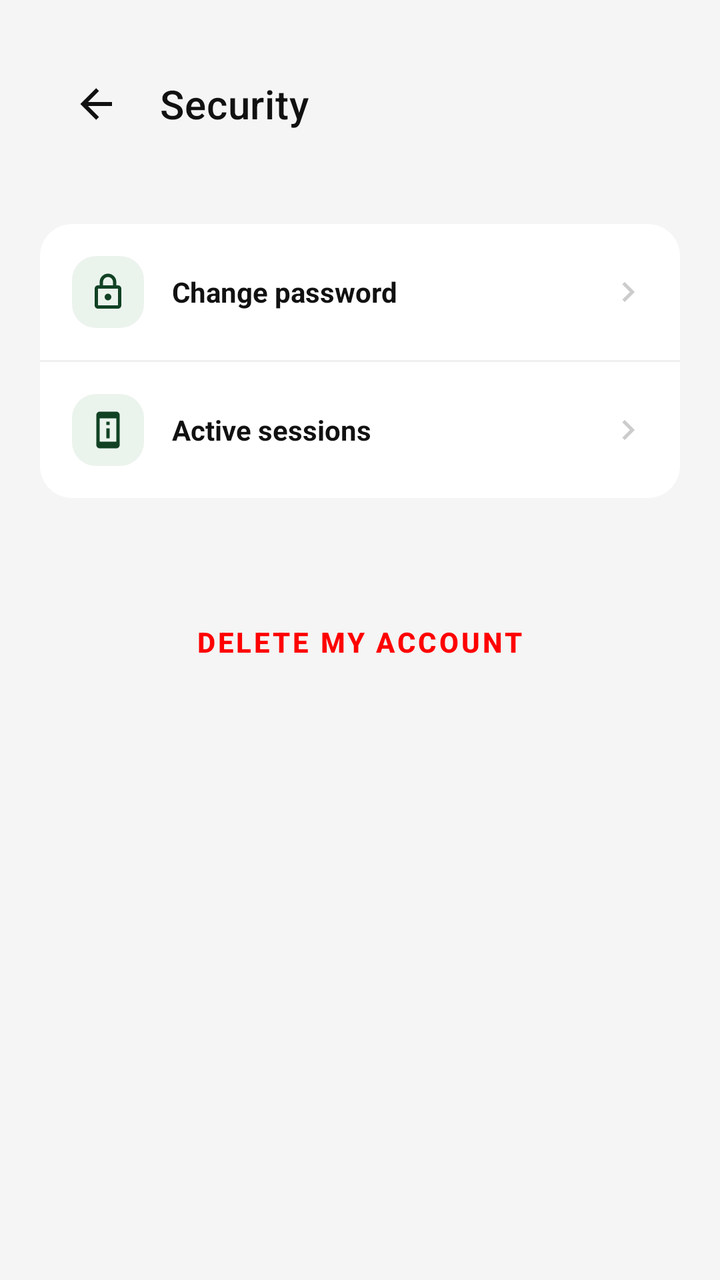
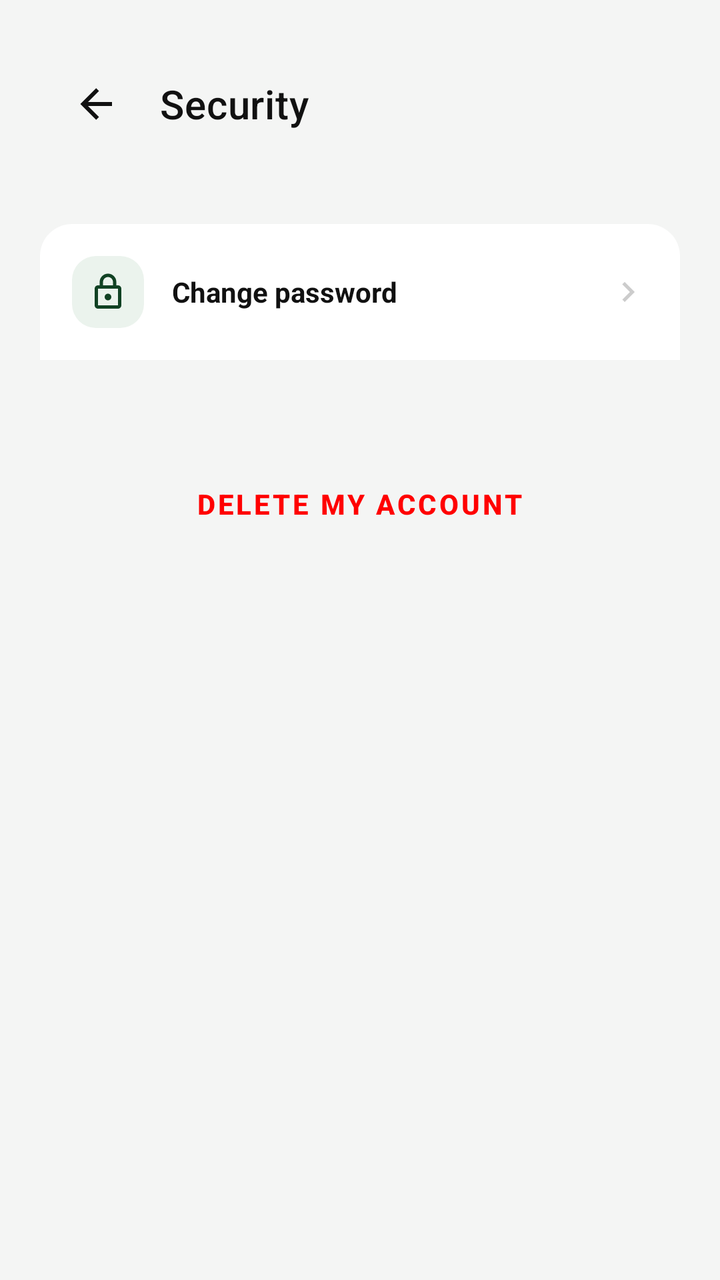

An Android layout rendered at two revisions. The XML below is the earlier revision; the diff shows what the commit changed to produce the second picture.
<!-- AndroidManifest.xml: application theme Theme.GeoConnect -->
<!-- res/layout/activity_security.xml -->
<?xml version="1.0" encoding="utf-8"?>
<androidx.constraintlayout.widget.ConstraintLayout xmlns:android="http://schemas.android.com/apk/res/android"
    xmlns:app="http://schemas.android.com/apk/res-auto"
    android:layout_width="match_parent"
    android:layout_height="match_parent"
    android:background="#F4F5F4"
    android:padding="20dp">

    
    <com.google.android.material.appbar.MaterialToolbar
        android:id="@+id/toolbar"
        android:layout_width="0dp"
        android:layout_height="?attr/actionBarSize"
        android:background="@android:color/transparent"
        app:title="Security"
        app:titleTextColor="#111111"
        app:titleTextAppearance="@style/TextAppearance.MaterialComponents.Headline6"
        app:navigationIcon="@drawable/ic_arrow_back"
        app:navigationIconTint="#111111"
        app:layout_constraintStart_toStartOf="parent"
        app:layout_constraintEnd_toEndOf="parent"
        app:layout_constraintTop_toTopOf="parent" />



    <ScrollView
        android:layout_width="match_parent"
        android:layout_height="0dp"
        android:layout_marginTop="20dp"
        android:fillViewport="true"
        app:layout_constraintBottom_toBottomOf="parent"
        app:layout_constraintTop_toBottomOf="@id/toolbar">

        <LinearLayout
            android:layout_width="match_parent"
            android:layout_height="wrap_content"
            android:orientation="vertical">

            <LinearLayout
                android:layout_width="match_parent"
                android:layout_height="wrap_content"
                android:layout_marginTop="8dp"
                android:orientation="vertical">

                <LinearLayout
                    android:id="@+id/rowChangePassword"
                    android:layout_width="match_parent"
                    android:layout_height="68dp"
                    android:background="@drawable/bg_settings_group_top"
                    android:clickable="true"
                    android:focusable="true"
                    android:gravity="center_vertical"
                    android:orientation="horizontal"
                    android:paddingHorizontal="16dp">

                    <ImageView
                        android:layout_width="36dp"
                        android:layout_height="36dp"
                        android:background="@drawable/bg_icon_container"
                        android:padding="8dp"
                        android:src="@drawable/ic_lock"
                        app:tint="#114224" />

                    <LinearLayout
                        android:layout_width="0dp"
                        android:layout_height="wrap_content"
                        android:layout_marginStart="14dp"
                        android:layout_weight="1"
                        android:orientation="vertical">

                        <TextView
                            android:layout_width="wrap_content"
                            android:layout_height="wrap_content"
                            android:text="Change password"
                            android:textColor="#111111"
                            android:textSize="14sp"
                            android:textStyle="bold" />
                    </LinearLayout>

                    <ImageView
                        android:layout_width="20dp"
                        android:layout_height="20dp"
                        android:src="@drawable/ic_chevron_right"
                        app:tint="#CCCCCC" />
                </LinearLayout>

                <View
                    android:layout_width="match_parent"
                    android:layout_height="1dp"
                    android:background="#F0F0F0" />

                <LinearLayout
                    android:id="@+id/rowActiveSessions"
                    android:layout_width="match_parent"
                    android:layout_height="68dp"
                    android:background="@drawable/bg_settings_group_bottom"
                    android:clickable="true"
                    android:focusable="true"
                    android:gravity="center_vertical"
                    android:orientation="horizontal"
                    android:paddingHorizontal="16dp">

                    <ImageView
                        android:layout_width="36dp"
                        android:layout_height="36dp"
                        android:background="@drawable/bg_icon_container"
                        android:padding="8dp"
                        android:src="@drawable/ic_cellphone_information"
                        app:tint="#114224" />

                    <LinearLayout
                        android:layout_width="0dp"
                        android:layout_height="wrap_content"
                        android:layout_marginStart="14dp"
                        android:layout_weight="1"
                        android:orientation="vertical">

                        <TextView
                            android:layout_width="wrap_content"
                            android:layout_height="wrap_content"
                            android:text="Active sessions"
                            android:textColor="#111111"
                            android:textSize="14sp"
                            android:textStyle="bold" />


                    </LinearLayout>

                    <ImageView
                        android:layout_width="20dp"
                        android:layout_height="20dp"
                        android:src="@drawable/ic_chevron_right"
                        app:tint="#CCCCCC" />
                </LinearLayout>

            </LinearLayout>


            <com.google.android.material.button.MaterialButton
                style="@style/Widget.MaterialComponents.Button.TextButton"
                android:id="@+id/btnDeleteAccount"
                android:layout_width="wrap_content"
                android:layout_height="wrap_content"
                android:layout_gravity="center_horizontal"
                android:layout_marginTop="48dp"
                android:layout_marginBottom="24dp"
                android:drawableStart="@drawable/ic_delete"
                android:text="Delete My Account"
                android:textColor="#ff0000"
                android:textSize="14sp"
                android:textStyle="bold" />

        </LinearLayout>
    </ScrollView>

</androidx.constraintlayout.widget.ConstraintLayout>
<!-- resources referenced by this layout -->
<resources>
  <!-- drawable bg_icon_container (drawable) -->
  <?xml version="1.0" encoding="utf-8"?>
  <shape xmlns:android="http://schemas.android.com/apk/res/android"
      android:shape="rectangle">
      <solid android:color="#EBF3ED" />
      <corners android:radius="12dp" />
  </shape>
  <!-- drawable bg_settings_group_bottom (drawable) -->
  <?xml version="1.0" encoding="utf-8"?>
  <shape xmlns:android="http://schemas.android.com/apk/res/android"
      android:shape="rectangle">
      <solid android:color="#FFFFFF" />
      <corners
          android:topLeftRadius="0dp"
          android:topRightRadius="0dp"
          android:bottomLeftRadius="16dp"
          android:bottomRightRadius="16dp" />
  </shape>
  <!-- drawable bg_settings_group_top (drawable) -->
  <?xml version="1.0" encoding="utf-8"?>
  <shape xmlns:android="http://schemas.android.com/apk/res/android"
      android:shape="rectangle">
      <solid android:color="#FFFFFF" />
      <corners
          android:topLeftRadius="16dp"
          android:topRightRadius="16dp"
          android:bottomLeftRadius="0dp"
          android:bottomRightRadius="0dp" />
  </shape>
  <!-- drawable ic_arrow_back (drawable) -->
  <vector xmlns:android="http://schemas.android.com/apk/res/android" android:height="24dp" android:width="24dp" android:viewportWidth="24" android:viewportHeight="24">
      <path android:fillColor="#000000" android:pathData="M20,11V13H8L13.5,18.5L12.08,19.92L4.16,12L12.08,4.08L13.5,5.5L8,11H20Z"/>
  </vector>
  <!-- drawable ic_cellphone_information (drawable) -->
  <vector xmlns:android="http://schemas.android.com/apk/res/android" android:height="24dp" android:width="24dp" android:viewportWidth="24" android:viewportHeight="24">
      <path android:fillColor="#000000" android:pathData="M13 7H11V9H13V7M13 11H11V17H13V11M17 1H7C5.9 1 5 1.9 5 3V21C5 22.1 5.9 23 7 23H17C18.1 23 19 22.1 19 21V3C19 1.9 18.1 1 17 1M17 19H7V5H17V19Z"/>
  </vector>
  <!-- drawable ic_chevron_right (drawable) -->
  <vector xmlns:android="http://schemas.android.com/apk/res/android" android:height="24dp" android:width="24dp" android:viewportWidth="24" android:viewportHeight="24">
      <path android:fillColor="#000000" android:pathData="M8.59,16.58L13.17,12L8.59,7.41L10,6L16,12L10,18L8.59,16.58Z"/>
  </vector>
  <!-- drawable ic_delete (drawable) -->
  <vector xmlns:android="http://schemas.android.com/apk/res/android" android:height="24dp" android:width="24dp" android:viewportWidth="24" android:viewportHeight="24">
      <path android:fillColor="#000000" android:pathData="M19,4H15.5L14.5,3H9.5L8.5,4H5V6H19M6,19A2,2 0 0,0 8,21H16A2,2 0 0,0 18,19V7H6V19Z"/>
  </vector>
  <!-- drawable ic_lock (drawable) -->
  <vector xmlns:android="http://schemas.android.com/apk/res/android" android:height="24dp" android:width="24dp" android:viewportWidth="24" android:viewportHeight="24">
      <path android:fillColor="#000000" android:pathData="M12,17C10.89,17 10,16.1 10,15C10,13.89 10.89,13 12,13A2,2 0 0,1 14,15A2,2 0 0,1 12,17M18,20V10H6V20H18M18,8A2,2 0 0,1 20,10V20A2,2 0 0,1 18,22H6C4.89,22 4,21.1 4,20V10C4,8.89 4.89,8 6,8H7V6A5,5 0 0,1 12,1A5,5 0 0,1 17,6V8H18M12,3A3,3 0 0,0 9,6V8H15V6A3,3 0 0,0 12,3Z"/>
  </vector>
  <style name="Theme.GeoConnect" parent="Base.Theme.GeoConnect" />
  <style name="Base.Theme.GeoConnect" parent="Theme.Material3.DayNight.NoActionBar">
          
          
      </style>
</resources>

<!-- the commit's change to res/layout/activity_security.xml (unified diff, before → after) -->
@@ -84,54 +84,7 @@
                         app:tint="#CCCCCC" />
                 </LinearLayout>
 
-                <View
-                    android:layout_width="match_parent"
-                    android:layout_height="1dp"
-                    android:background="#F0F0F0" />
 
-                <LinearLayout
-                    android:id="@+id/rowActiveSessions"
-                    android:layout_width="match_parent"
-                    android:layout_height="68dp"
-                    android:background="@drawable/bg_settings_group_bottom"
-                    android:clickable="true"
-                    android:focusable="true"
-                    android:gravity="center_vertical"
-                    android:orientation="horizontal"
-                    android:paddingHorizontal="16dp">
-
-                    <ImageView
-                        android:layout_width="36dp"
-                        android:layout_height="36dp"
-                        android:background="@drawable/bg_icon_container"
-                        android:padding="8dp"
-                        android:src="@drawable/ic_cellphone_information"
-                        app:tint="#114224" />
-
-                    <LinearLayout
-                        android:layout_width="0dp"
-                        android:layout_height="wrap_content"
-                        android:layout_marginStart="14dp"
-                        android:layout_weight="1"
-                        android:orientation="vertical">
-
-                        <TextView
-                            android:layout_width="wrap_content"
-                            android:layout_height="wrap_content"
-                            android:text="Active sessions"
-                            android:textColor="#111111"
-                            android:textSize="14sp"
-                            android:textStyle="bold" />
-
-
-                    </LinearLayout>
-
-                    <ImageView
-                        android:layout_width="20dp"
-                        android:layout_height="20dp"
-                        android:src="@drawable/ic_chevron_right"
-                        app:tint="#CCCCCC" />
-                </LinearLayout>
 
             </LinearLayout>
 
<!-- resource entries referenced after the edit -->
@@ -6,17 +6,6 @@
       android:shape="rectangle">
       <solid android:color="#EBF3ED" />
       <corners android:radius="12dp" />
-  </shape>
-  <!-- drawable bg_settings_group_bottom (drawable) -->
-  <?xml version="1.0" encoding="utf-8"?>
-  <shape xmlns:android="http://schemas.android.com/apk/res/android"
-      android:shape="rectangle">
-      <solid android:color="#FFFFFF" />
-      <corners
-          android:topLeftRadius="0dp"
-          android:topRightRadius="0dp"
-          android:bottomLeftRadius="16dp"
-          android:bottomRightRadius="16dp" />
   </shape>
   <!-- drawable bg_settings_group_top (drawable) -->
   <?xml version="1.0" encoding="utf-8"?>
@@ -32,10 +21,6 @@
   <!-- drawable ic_arrow_back (drawable) -->
   <vector xmlns:android="http://schemas.android.com/apk/res/android" android:height="24dp" android:width="24dp" android:viewportWidth="24" android:viewportHeight="24">
       <path android:fillColor="#000000" android:pathData="M20,11V13H8L13.5,18.5L12.08,19.92L4.16,12L12.08,4.08L13.5,5.5L8,11H20Z"/>
-  </vector>
-  <!-- drawable ic_cellphone_information (drawable) -->
-  <vector xmlns:android="http://schemas.android.com/apk/res/android" android:height="24dp" android:width="24dp" android:viewportWidth="24" android:viewportHeight="24">
-      <path android:fillColor="#000000" android:pathData="M13 7H11V9H13V7M13 11H11V17H13V11M17 1H7C5.9 1 5 1.9 5 3V21C5 22.1 5.9 23 7 23H17C18.1 23 19 22.1 19 21V3C19 1.9 18.1 1 17 1M17 19H7V5H17V19Z"/>
   </vector>
   <!-- drawable ic_chevron_right (drawable) -->
   <vector xmlns:android="http://schemas.android.com/apk/res/android" android:height="24dp" android:width="24dp" android:viewportWidth="24" android:viewportHeight="24">
